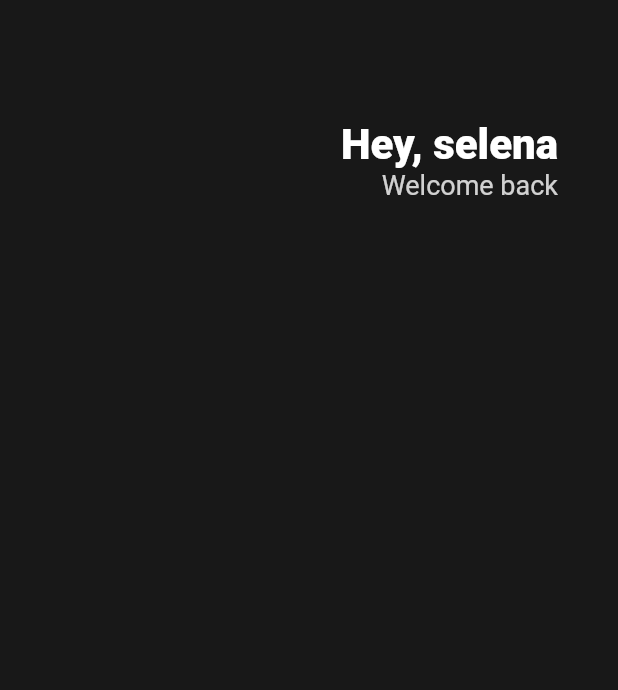
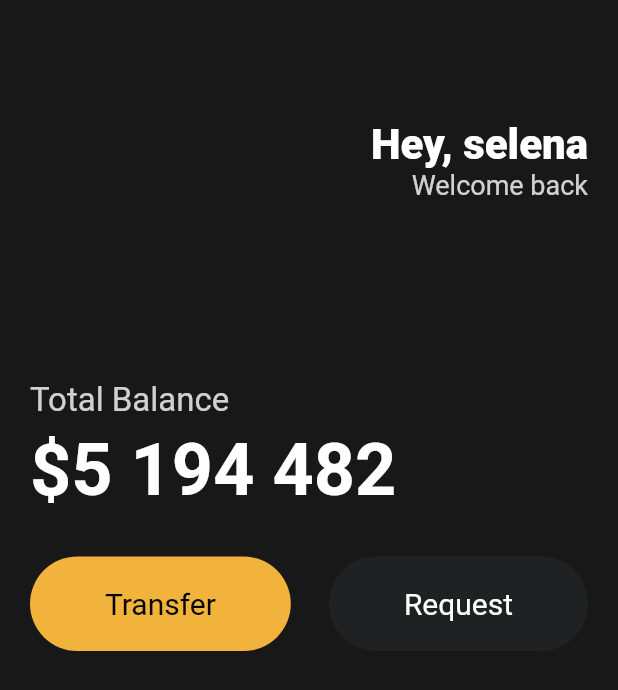
Before and after one commit to CLM-BONNY/dart-basic, a Flutter app: the screen it shows after launch, on a phone screen of 412 x 824 dp. Shown: the top 690 px of the screen. Run offline on Flutter 3.47's test engine with Material 2 defaults, Android fonts, the phone set to English and light mode, and no system bars.

Commit message:
feat. 헤더, 버튼 컴포넌트 구현

```diff
--- a/toonflix/lib/main.dart
+++ b/toonflix/lib/main.dart
@@ -1,20 +1,28 @@
 import 'package:flutter/material.dart';
+import 'package:toonflix/widgets/button.dart';
 
 void main() {
-  runApp(App());
+  runApp(const App());
 }
 
 class App extends StatelessWidget {
+  const App({super.key});
+
   @override
   Widget build(BuildContext context) {
     return MaterialApp(
       home: Scaffold(
-        backgroundColor: Color(0xFF181818),
+        backgroundColor: const Color(
+          0xFF181818,
+        ),
         body: Padding(
-          padding: EdgeInsets.symmetric(horizontal: 40),
+          padding: const EdgeInsets.symmetric(
+            horizontal: 20,
+          ),
           child: Column(
+            crossAxisAlignment: CrossAxisAlignment.start,
             children: [
-              SizedBox(
+              const SizedBox(
                 height: 80,
               ),
               Row(
@@ -23,7 +31,7 @@ class App extends StatelessWidget {
                   Column(
                     crossAxisAlignment: CrossAxisAlignment.end,
                     children: [
-                      Text(
+                      const Text(
                         "Hey, selena",
                         style: TextStyle(
                           color: Colors.white,
@@ -41,7 +49,46 @@ class App extends StatelessWidget {
                     ],
                   )
                 ],
-              )
+              ),
+              const SizedBox(
+                height: 120,
+              ),
+              Text(
+                'Total Balance',
+                style: TextStyle(
+                  fontSize: 22,
+                  color: Colors.white.withOpacity(0.8),
+                ),
+              ),
+              const SizedBox(
+                height: 5,
+              ),
+              const Text(
+                '\$5 194 482',
+                style: TextStyle(
+                  fontSize: 48,
+                  fontWeight: FontWeight.w600,
+                  color: Colors.white,
+                ),
+              ),
+              const SizedBox(
+                height: 30,
+              ),
+              const Row(
+                mainAxisAlignment: MainAxisAlignment.spaceBetween,
+                children: [
+                  Button(
+                    text: 'Transfer',
+                    bgColor: Color(0xFFF1B33B),
+                    textColor: Colors.black,
+                  ),
+                  Button(
+                    text: 'Request',
+                    bgColor: Color(0xFF1F2123),
+                    textColor: Colors.white,
+                  ),
+                ],
+              ),
             ],
           ),
         ),
--- /dev/null
+++ b/toonflix/lib/widgets/button.dart
@@ -0,0 +1,39 @@
+import 'package:flutter/material.dart';
+
+class Button extends StatelessWidget {
+  const Button({
+    super.key,
+    required this.text,
+    required this.bgColor,
+    required this.textColor,
+  });
+
+  final String text;
+  final Color bgColor;
+  final Color textColor;
+
+  @override
+  Widget build(BuildContext context) {
+    // TODO: implement build
+    return Container(
+      decoration: BoxDecoration(
+        color: bgColor,
+        borderRadius: BorderRadius.circular(45),
+      ),
+      child: Padding(
+        padding: const EdgeInsets.symmetric(
+          vertical: 20,
+          horizontal: 50,
+        ),
+        child: Text(
+          text,
+          style: TextStyle(
+            color: textColor,
+            fontSize: 20,
+          ),
+        ),
+      ),
+    );
+    throw UnimplementedError();
+  }
+}
```
